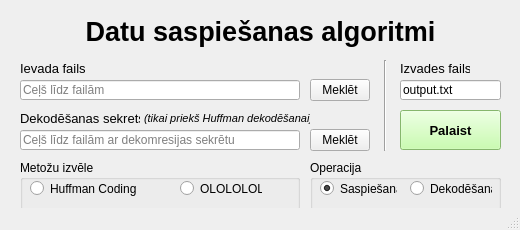
Old version of the form gui/gui.ui in the repository rtu-algorithms/data-compression.
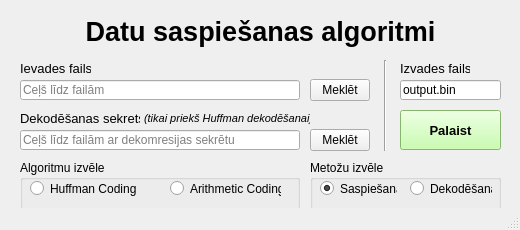
New version of the form.

Commit message: Huffman Coding ready

Diff of the .ui file:
```diff
--- a/gui/gui.ui
+++ b/gui/gui.ui
@@ -89,7 +89,7 @@
      </rect>
     </property>
     <property name="title">
-     <string>Metožu izvēle</string>
+     <string>Algoritmu izvēle</string>
     </property>
     <widget class="QRadioButton" name="radio_btn_huffman_coding">
      <property name="geometry">
@@ -110,9 +110,9 @@
     <widget class="QRadioButton" name="radio_btn_lol">
      <property name="geometry">
       <rect>
-       <x>160</x>
+       <x>150</x>
        <y>20</y>
-       <width>82</width>
+       <width>111</width>
        <height>17</height>
       </rect>
      </property>
@@ -120,7 +120,7 @@
       <cursorShape>PointingHandCursor</cursorShape>
      </property>
      <property name="text">
-      <string>OLOLOLOLO</string>
+      <string>Arithmetic Coding</string>
      </property>
     </widget>
    </widget>
@@ -155,7 +155,7 @@
      <rect>
       <x>20</x>
       <y>60</y>
-      <width>65</width>
+      <width>71</width>
       <height>16</height>
      </rect>
     </property>
@@ -169,7 +169,7 @@
      </font>
     </property>
     <property name="text">
-     <string>Ievada fails</string>
+     <string>Ievades fails</string>
     </property>
    </widget>
    <widget class="QLineEdit" name="input_input_file">
@@ -238,7 +238,7 @@
      </rect>
     </property>
     <property name="title">
-     <string>Operacija</string>
+     <string>Metožu izvēle</string>
     </property>
     <widget class="QRadioButton" name="radio_btn_compress">
      <property name="geometry">
@@ -314,7 +314,7 @@
      <string/>
     </property>
     <property name="text">
-     <string>output.txt</string>
+     <string>output.bin</string>
     </property>
     <property name="placeholderText">
      <string>Faila nosaukums</string>
```
Left out of the diff: 10 changed lines with no effect on the pictures. The commit also changes 7 other files.
